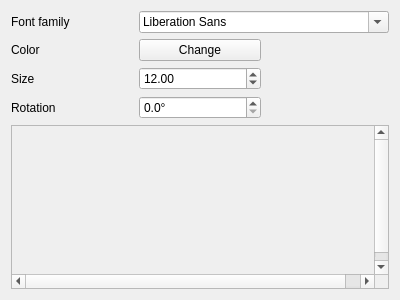
sourcepole/qgis, file qgis/src/ui/symbollayer/widget_fontmarker.ui: the form before one commit.
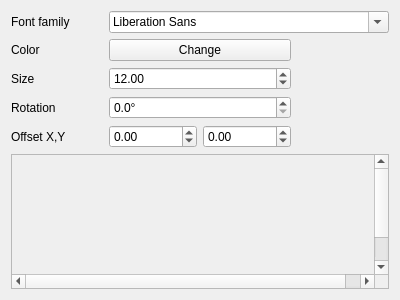
The form after the commit. Custom widgets are drawn as their Qt base class.

Commit message: [FEATURE] Font marker: possibility to set X,Y offset. Contributed by Nathan Woodrow - thanks!

```diff
--- a/qgis/src/ui/symbollayer/widget_fontmarker.ui
+++ b/qgis/src/ui/symbollayer/widget_fontmarker.ui
@@ -16,6 +16,18 @@
   <layout class="QVBoxLayout" name="verticalLayout">
    <item>
     <layout class="QGridLayout" name="gridLayout">
+     <property name="sizeConstraint">
+      <enum>QLayout::SetDefaultConstraint</enum>
+     </property>
+     <property name="leftMargin">
+      <number>0</number>
+     </property>
+     <property name="topMargin">
+      <number>0</number>
+     </property>
+     <property name="horizontalSpacing">
+      <number>6</number>
+     </property>
      <item row="0" column="0">
       <widget class="QLabel" name="label">
        <property name="text">
@@ -74,6 +86,37 @@
        </property>
       </widget>
      </item>
+     <item row="4" column="0">
+      <widget class="QLabel" name="label_5">
+       <property name="text">
+        <string>Offset X,Y</string>
+       </property>
+      </widget>
+     </item>
+     <item row="4" column="1">
+      <layout class="QHBoxLayout" name="horizontalLayout">
+       <item>
+        <widget class="QDoubleSpinBox" name="spinOffsetX">
+         <property name="minimum">
+          <double>-100000.000000000000000</double>
+         </property>
+         <property name="maximum">
+          <double>100000.000000000000000</double>
+         </property>
+        </widget>
+       </item>
+       <item>
+        <widget class="QDoubleSpinBox" name="spinOffsetY">
+         <property name="minimum">
+          <double>-100000.000000000000000</double>
+         </property>
+         <property name="maximum">
+          <double>100000.000000000000000</double>
+         </property>
+        </widget>
+       </item>
+      </layout>
+     </item>
     </layout>
    </item>
    <item>
```
The commit also changes 3 other files.
